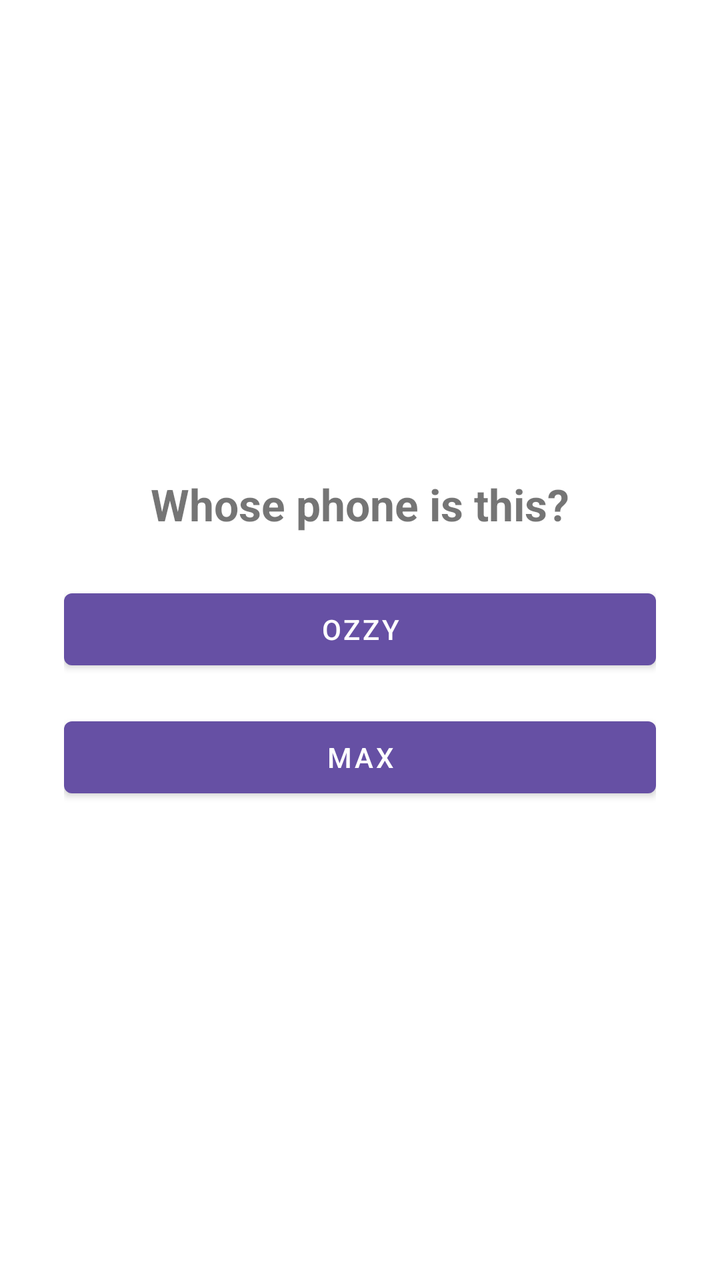
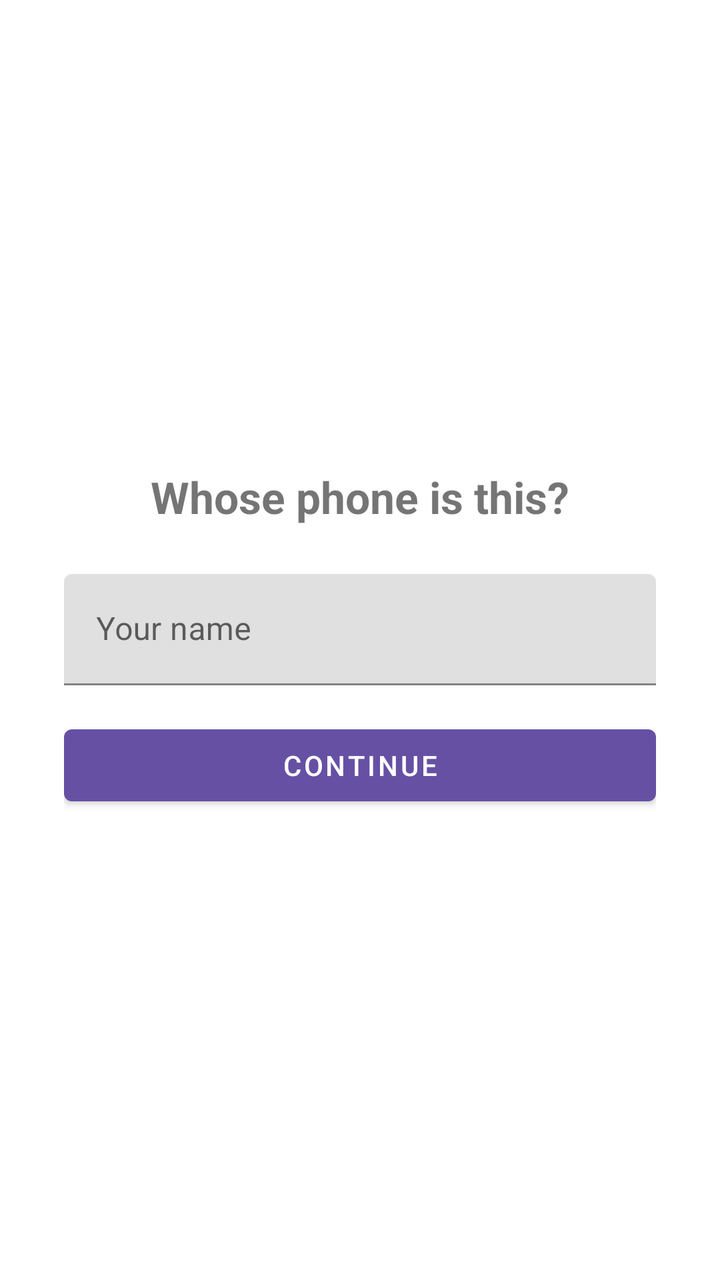

Two renders of the same Android screen: before a commit and after it. Below are the layout's source before the change and the commit's diff.
<!-- AndroidManifest.xml: application theme Theme.HealthSync -->
<!-- res/layout/activity_owner_picker.xml -->
<?xml version="1.0" encoding="utf-8"?>
<androidx.constraintlayout.widget.ConstraintLayout xmlns:android="http://schemas.android.com/apk/res/android"
    xmlns:app="http://schemas.android.com/apk/res-auto"
    android:layout_width="match_parent"
    android:layout_height="match_parent"
    android:padding="32dp">

    <TextView
        android:id="@+id/text_title"
        android:layout_width="wrap_content"
        android:layout_height="wrap_content"
        android:text="@string/owner_picker_title"
        android:textSize="22sp"
        android:textStyle="bold"
        app:layout_constraintTop_toTopOf="parent"
        app:layout_constraintStart_toStartOf="parent"
        app:layout_constraintEnd_toEndOf="parent"
        app:layout_constraintBottom_toTopOf="@id/button_ozzy"
        app:layout_constraintVertical_chainStyle="packed" />

    <com.google.android.material.button.MaterialButton
        android:id="@+id/button_ozzy"
        android:layout_width="0dp"
        android:layout_height="wrap_content"
        android:layout_marginTop="24dp"
        android:text="@string/owner_ozzy"
        app:layout_constraintTop_toBottomOf="@id/text_title"
        app:layout_constraintBottom_toTopOf="@id/button_max"
        app:layout_constraintStart_toStartOf="parent"
        app:layout_constraintEnd_toEndOf="parent" />

    <com.google.android.material.button.MaterialButton
        android:id="@+id/button_max"
        android:layout_width="0dp"
        android:layout_height="wrap_content"
        android:layout_marginTop="16dp"
        android:text="@string/owner_max"
        app:layout_constraintTop_toBottomOf="@id/button_ozzy"
        app:layout_constraintStart_toStartOf="parent"
        app:layout_constraintEnd_toEndOf="parent"
        app:layout_constraintBottom_toBottomOf="parent" />

</androidx.constraintlayout.widget.ConstraintLayout>
<!-- resources referenced by this layout -->
<resources>
  <string name="owner_max">Max</string>
  <string name="owner_ozzy">Ozzy</string>
  <string name="owner_picker_title">Whose phone is this?</string>
  <style name="Theme.HealthSync" parent="Theme.MaterialComponents.DayNight.NoActionBar">
          <item name="colorPrimary">@color/purple_500</item>
          <item name="colorPrimaryDark">@color/purple_700</item>
          <item name="colorAccent">@color/teal_200</item>
      </style>
  <color name="purple_500">#6650a4</color>
  <color name="purple_700">#4F378B</color>
  <color name="teal_200">#03DAC5</color>
</resources>

<!-- the commit's change to res/layout/activity_owner_picker.xml (unified diff, before → after) -->
@@ -15,27 +15,36 @@
         app:layout_constraintTop_toTopOf="parent"
         app:layout_constraintStart_toStartOf="parent"
         app:layout_constraintEnd_toEndOf="parent"
-        app:layout_constraintBottom_toTopOf="@id/button_ozzy"
+        app:layout_constraintBottom_toTopOf="@id/input_owner_name"
         app:layout_constraintVertical_chainStyle="packed" />
 
-    <com.google.android.material.button.MaterialButton
-        android:id="@+id/button_ozzy"
+    <com.google.android.material.textfield.TextInputLayout
+        android:id="@+id/input_owner_name"
         android:layout_width="0dp"
         android:layout_height="wrap_content"
         android:layout_marginTop="24dp"
-        android:text="@string/owner_ozzy"
+        android:hint="@string/owner_name_hint"
         app:layout_constraintTop_toBottomOf="@id/text_title"
-        app:layout_constraintBottom_toTopOf="@id/button_max"
+        app:layout_constraintBottom_toTopOf="@id/button_confirm_owner"
         app:layout_constraintStart_toStartOf="parent"
-        app:layout_constraintEnd_toEndOf="parent" />
+        app:layout_constraintEnd_toEndOf="parent">
+
+        <com.google.android.material.textfield.TextInputEditText
+            android:id="@+id/edit_owner_name"
+            android:layout_width="match_parent"
+            android:layout_height="wrap_content"
+            android:inputType="textPersonName"
+            android:maxLines="1" />
+
+    </com.google.android.material.textfield.TextInputLayout>
 
     <com.google.android.material.button.MaterialButton
-        android:id="@+id/button_max"
+        android:id="@+id/button_confirm_owner"
         android:layout_width="0dp"
         android:layout_height="wrap_content"
         android:layout_marginTop="16dp"
-        android:text="@string/owner_max"
-        app:layout_constraintTop_toBottomOf="@id/button_ozzy"
+        android:text="@string/button_confirm_owner"
+        app:layout_constraintTop_toBottomOf="@id/input_owner_name"
         app:layout_constraintStart_toStartOf="parent"
         app:layout_constraintEnd_toEndOf="parent"
         app:layout_constraintBottom_toBottomOf="parent" />
<!-- resource entries referenced after the edit -->
@@ -1,7 +1,7 @@
 <!-- resources referenced by this layout -->
 <resources>
-  <string name="owner_max">Max</string>
-  <string name="owner_ozzy">Ozzy</string>
+  <string name="button_confirm_owner">Continue</string>
+  <string name="owner_name_hint">Your name</string>
   <string name="owner_picker_title">Whose phone is this?</string>
   <style name="Theme.HealthSync" parent="Theme.MaterialComponents.DayNight.NoActionBar">
           <item name="colorPrimary">@color/purple_500</item>
